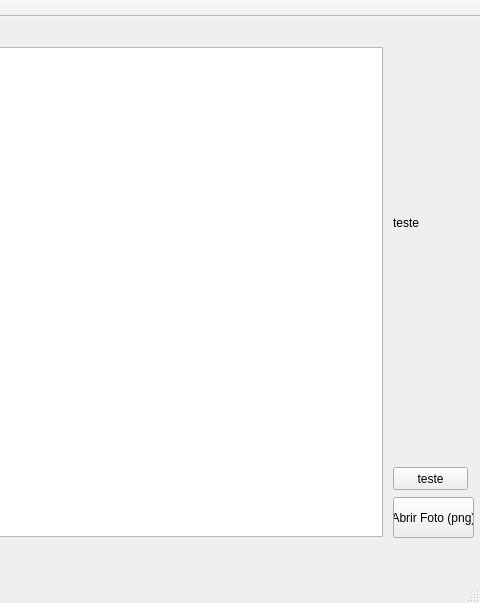
The window that image_get/image_get/mainwindow.ui (isabelasd/tcc) describes before a commit, drawn with Qt 5; both pictures show x 427 to 907 and y 0 to 603 of the 907 by 603 pixel window.
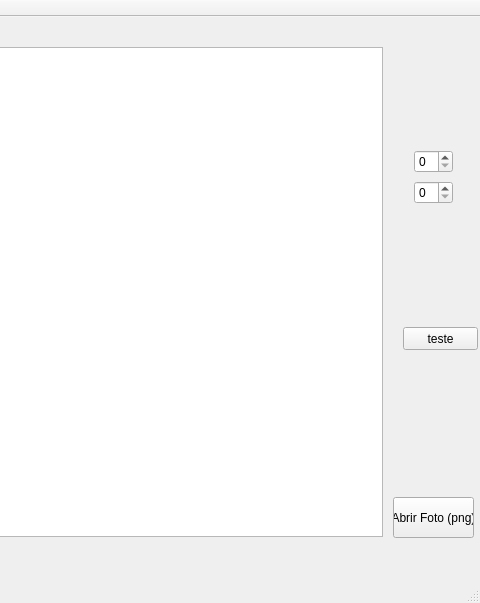
The same window after the commit.

Patch:
```diff
--- a/image_get/image_get/mainwindow.ui
+++ b/image_get/image_get/mainwindow.ui
@@ -37,24 +37,11 @@
      </rect>
     </property>
    </widget>
-   <widget class="QLabel" name="label">
-    <property name="geometry">
-     <rect>
-      <x>820</x>
-      <y>120</y>
-      <width>61</width>
-      <height>171</height>
-     </rect>
-    </property>
-    <property name="text">
-     <string>teste</string>
-    </property>
-   </widget>
    <widget class="QPushButton" name="pushButton_2">
     <property name="geometry">
      <rect>
-      <x>820</x>
-      <y>450</y>
+      <x>830</x>
+      <y>310</y>
       <width>75</width>
       <height>23</height>
      </rect>
@@ -63,6 +50,24 @@
      <string>teste</string>
     </property>
    </widget>
+   <widget class="QWidget" name="verticalLayoutWidget">
+    <property name="geometry">
+     <rect>
+      <x>830</x>
+      <y>120</y>
+      <width>61</width>
+      <height>80</height>
+     </rect>
+    </property>
+    <layout class="QVBoxLayout" name="verticalLayout">
+     <item>
+      <widget class="QSpinBox" name="spinBox"/>
+     </item>
+     <item>
+      <widget class="QSpinBox" name="spinBox_2"/>
+     </item>
+    </layout>
+   </widget>
   </widget>
   <widget class="QMenuBar" name="menuBar">
    <property name="geometry">
```
